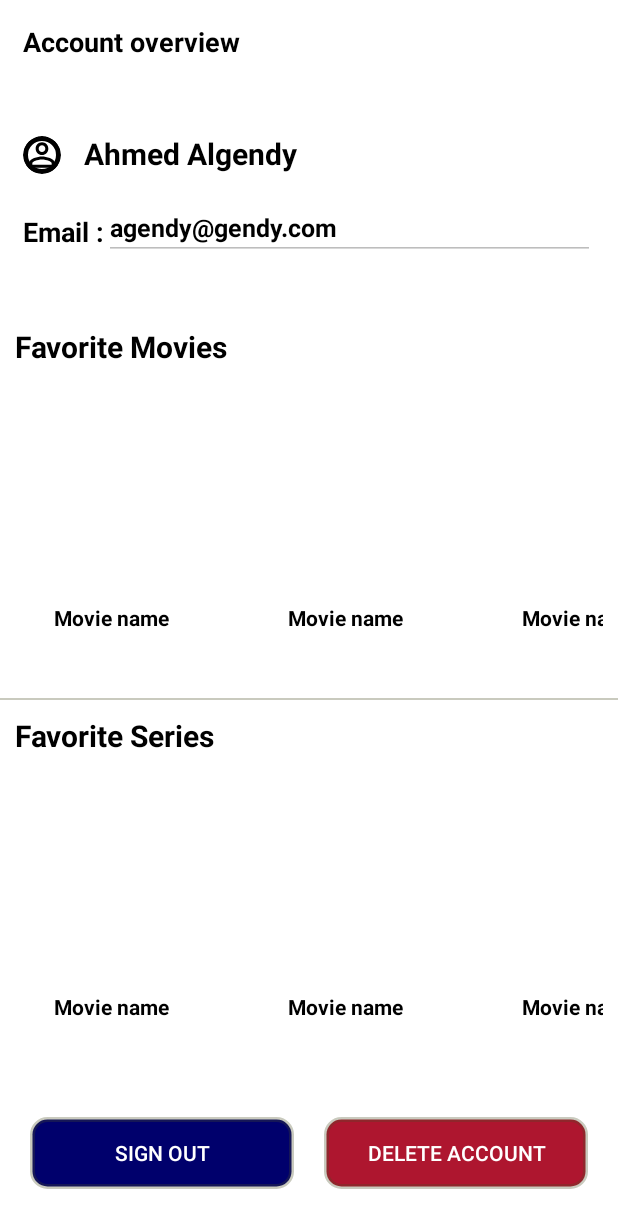
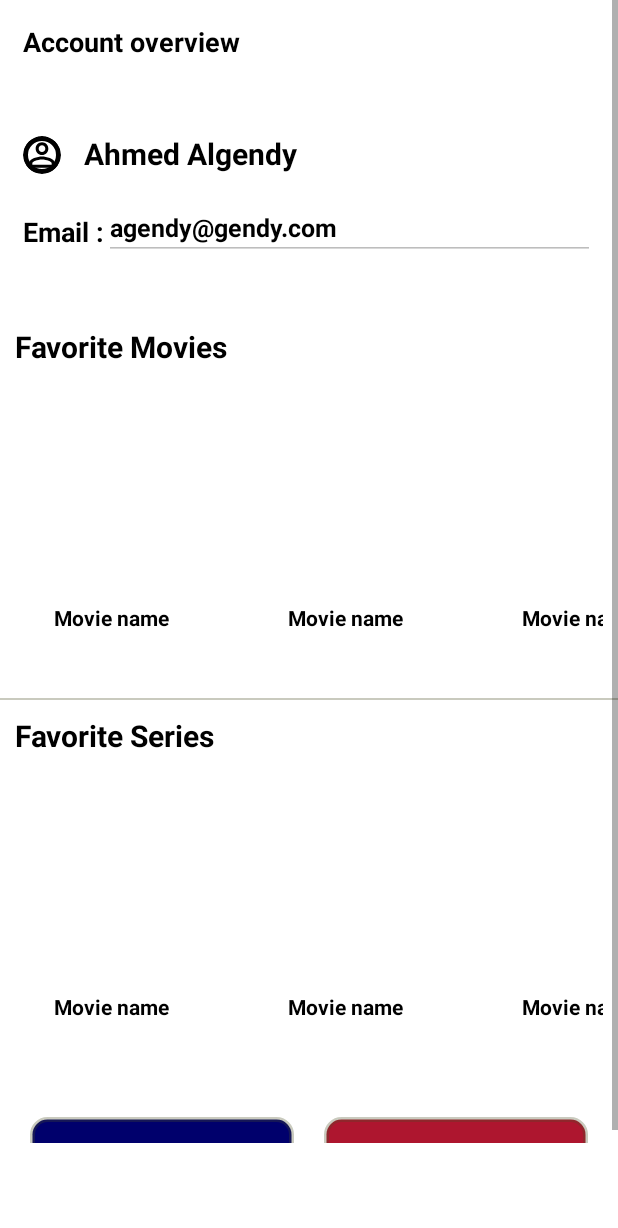
Before and after one commit to tahazayed/mdpproject, an Android app: the layout fragment_profile.xml on its own in the app's theme, with its tools: preview values and no code run, on a phone screen of 412 x 824 dp. Shown: the top 1228 px of the screen. Run offline under Robolectric (Android 15) with nearby library versions, the phone set to English and light mode, and no system bars.

Commit message:
Finalize the project

```diff
--- a/app/src/main/java/com/android/finalproject/data/database/DbDataSource.kt
+++ b/app/src/main/java/com/android/finalproject/data/database/DbDataSource.kt
@@ -15,4 +15,7 @@ interface DbDataSource {
     suspend fun getFavSeriesList(): List<TvShow>
     suspend fun addSeriesToFav(series: TvShow): Long
     suspend fun removeSeriesFromFav(series: TvShow): Int
+    suspend fun deleteMyAccount(user: User): Int
+
+    suspend fun deleteAllFav()
 }
--- a/app/src/main/java/com/android/finalproject/data/database/DbDataSourceImpl.kt
+++ b/app/src/main/java/com/android/finalproject/data/database/DbDataSourceImpl.kt
@@ -30,5 +30,11 @@ class DbDataSourceImpl(private val appDatabase: AppDatabase) : DbDataSource {
     override suspend fun removeSeriesFromFav(series: TvShow) =
         appDatabase.seriesDao().removeSeriesFromFav(series)
 
+    override suspend fun deleteMyAccount(user: User) =
+        appDatabase.userDao().deleteMyAccount(user)
 
+    override suspend fun deleteAllFav() {
+        appDatabase.movieDao().removeAllFav()
+        appDatabase.seriesDao().removeAllFav()
+    }
 }
--- a/app/src/main/java/com/android/finalproject/data/database/MovieDao.kt
+++ b/app/src/main/java/com/android/finalproject/data/database/MovieDao.kt
@@ -13,4 +13,7 @@ interface MovieDao {
 
     @Delete
     fun removeMovieFromFav(movie: Movie): Int
+
+    @Query("DELETE FROM movie")
+    fun removeAllFav()
 }
--- a/app/src/main/java/com/android/finalproject/data/database/SeriesDao.kt
+++ b/app/src/main/java/com/android/finalproject/data/database/SeriesDao.kt
@@ -13,4 +13,7 @@ interface SeriesDao {
 
     @Delete
     fun removeSeriesFromFav(series: TvShow): Int
+
+    @Query("DELETE FROM series")
+    fun removeAllFav()
 }
--- a/app/src/main/java/com/android/finalproject/data/database/UserDao.kt
+++ b/app/src/main/java/com/android/finalproject/data/database/UserDao.kt
@@ -1,6 +1,7 @@
 package com.android.finalproject.data.database
 
 import androidx.room.*
+import com.android.finalproject.data.model.Movie
 import com.android.finalproject.data.model.User
 
 @Dao
@@ -11,4 +12,6 @@ interface UserDao {
     @Insert(onConflict = OnConflictStrategy.IGNORE)
     fun addUser(user: User): Long
 
+    @Delete
+    fun deleteMyAccount(user: User): Int
 }
--- a/app/src/main/java/com/android/finalproject/data/model/User.kt
+++ b/app/src/main/java/com/android/finalproject/data/model/User.kt
@@ -12,7 +12,7 @@ import org.checkerframework.common.aliasing.qual.Unique
 @Parcelize
 data class User(
     @PrimaryKey(autoGenerate = true)
-    val id: Int = 0,
+    var id: Int = 0,
     val name: String = "",
     @ColumnInfo(name = "email")
     val email: String,
--- a/app/src/main/java/com/android/finalproject/data/repositories/RepositoryImpl.kt
+++ b/app/src/main/java/com/android/finalproject/data/repositories/RepositoryImpl.kt
@@ -84,6 +84,12 @@ class RepositoryImp(
     override suspend fun removeSeriesFromFav(series: TvShow) =
         dbDataSource.removeSeriesFromFav(series)
 
+    override suspend fun deleteMyAccount(user: User) =
+        dbDataSource.deleteMyAccount(user)
+
+    override suspend fun deleteAllFav() =
+        dbDataSource.deleteAllFav()
+
     // ---------- end database------------
 
 
--- a/app/src/main/java/com/android/finalproject/ui/auth/signup/SignUpViewModel.kt
+++ b/app/src/main/java/com/android/finalproject/ui/auth/signup/SignUpViewModel.kt
@@ -47,6 +47,7 @@ class SignUpViewModel(val repository: Repository) : BaseViewModel() {
 
             val response = repository.addUser(user)
             if (response != -1L) {
+                user.id = response.toInt()
                 _signUpResponseState.trySend(SignUpResponseState.Loading(false))
                 SessionManager.getInstance(repository)?.setActiveSession(user)
                 _signUpResponseState.trySend(SignUpResponseState.Success)
--- a/app/src/main/res/layout/fragment_profile.xml
+++ b/app/src/main/res/layout/fragment_profile.xml
@@ -2,6 +2,8 @@
 <ScrollView xmlns:android="http://schemas.android.com/apk/res/android"
     xmlns:app="http://schemas.android.com/apk/res-auto"
     xmlns:tools="http://schemas.android.com/tools"
+    android:layout_marginBottom="@dimen/_16sdp"
+    android:paddingBottom="@dimen/_32sdp"
     android:layout_width="match_parent"
     android:layout_height="wrap_content">
 
@@ -44,6 +46,7 @@
 
 
                 <TextView
+                    android:id="@+id/tv_name"
                     android:layout_width="wrap_content"
                     android:layout_height="wrap_content"
                     android:layout_marginStart="15sp"
@@ -70,7 +73,7 @@
                     android:textStyle="bold" />
 
                 <EditText
-                    android:id="@+id/editTextTextEmailAddress"
+                    android:id="@+id/tv_email"
                     android:layout_width="match_parent"
                     android:layout_height="wrap_content"
                     android:enabled="false"
@@ -151,7 +154,7 @@
 
 
             <androidx.appcompat.widget.AppCompatButton
-                android:id="@+id/btn_signout"
+                android:id="@+id/btn_sign_out"
                 android:layout_width="match_parent"
                 android:layout_height="wrap_content"
                 android:layout_gravity="center"
--- a/app/src/main/res/layout/profile_fav_item.xml
+++ b/app/src/main/res/layout/profile_fav_item.xml
@@ -22,7 +22,7 @@
 
         <androidx.appcompat.widget.AppCompatTextView
             android:id="@+id/tv_title"
-            android:layout_width="wrap_content"
+            android:layout_width="@dimen/_80sdp"
             android:layout_height="wrap_content"
             android:textColor="@color/black"
             android:textStyle="bold"
```
Also changed, not shown: app/src/main/java/com/android/finalproject/ui/home/moviescreen/HomeViewModel.kt (+28 -4 lines), app/src/main/java/com/android/finalproject/ui/home/profilescreen/ProfileFragment.kt (+30 -4 lines), app/src/main/res/navigation/home_navigation.xml (+10 -3 lines).
